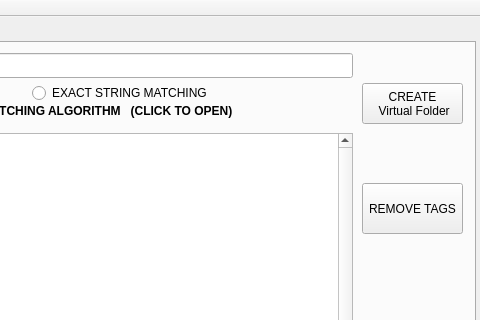
This is filetagger.ui in LIJUCHACKO/File-Tagger as Qt 5 draws it before an edit; both pictures show x 420 to 900 and y 0 to 320 of the 900 by 500 pixel window. The edited form follows.
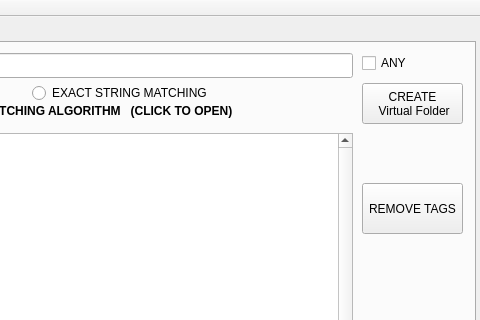
This is the edited form.

Diff of the .ui file:
```diff
--- a/filetagger.ui
+++ b/filetagger.ui
@@ -606,6 +606,19 @@
        <string>EXACT STRING MATCHING</string>
       </property>
      </widget>
+     <widget class="QCheckBox" name="ANY">
+      <property name="geometry">
+       <rect>
+        <x>780</x>
+        <y>10</y>
+        <width>111</width>
+        <height>20</height>
+       </rect>
+      </property>
+      <property name="text">
+       <string>ANY</string>
+      </property>
+     </widget>
     </widget>
    </widget>
   </widget>
```
